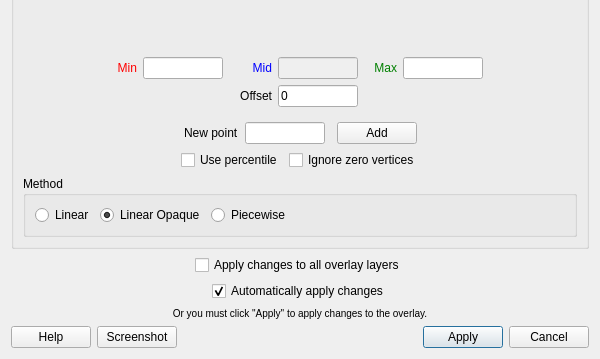
Old version of the form freeview/WindowConfigureOverlay.ui in the repository freesurfer/freesurfer; both pictures show x 0 to 600 and y 583 to 942 of the 600 by 942 pixel window.
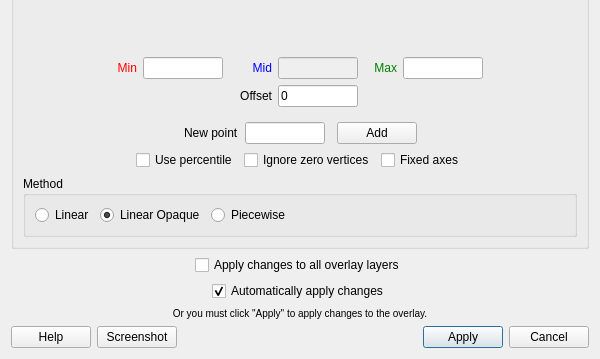
New version of the form. Custom widgets are drawn as their Qt base class.

Commit message: Added option to use fixed axes for overlay histogram display

The edit to the form file:
```diff
--- a/freeview/WindowConfigureOverlay.ui
+++ b/freeview/WindowConfigureOverlay.ui
@@ -758,6 +758,13 @@
           </property>
          </widget>
         </item>
+        <item>
+         <widget class="QCheckBox" name="checkBoxFixedAxes">
+          <property name="text">
+           <string>Fixed axes</string>
+          </property>
+         </widget>
+        </item>
         <item>
          <spacer name="horizontalSpacer_15">
           <property name="orientation">
```
Left out of the diff: 48 changed lines with no effect on the pictures. The commit also changes 2 other files.
